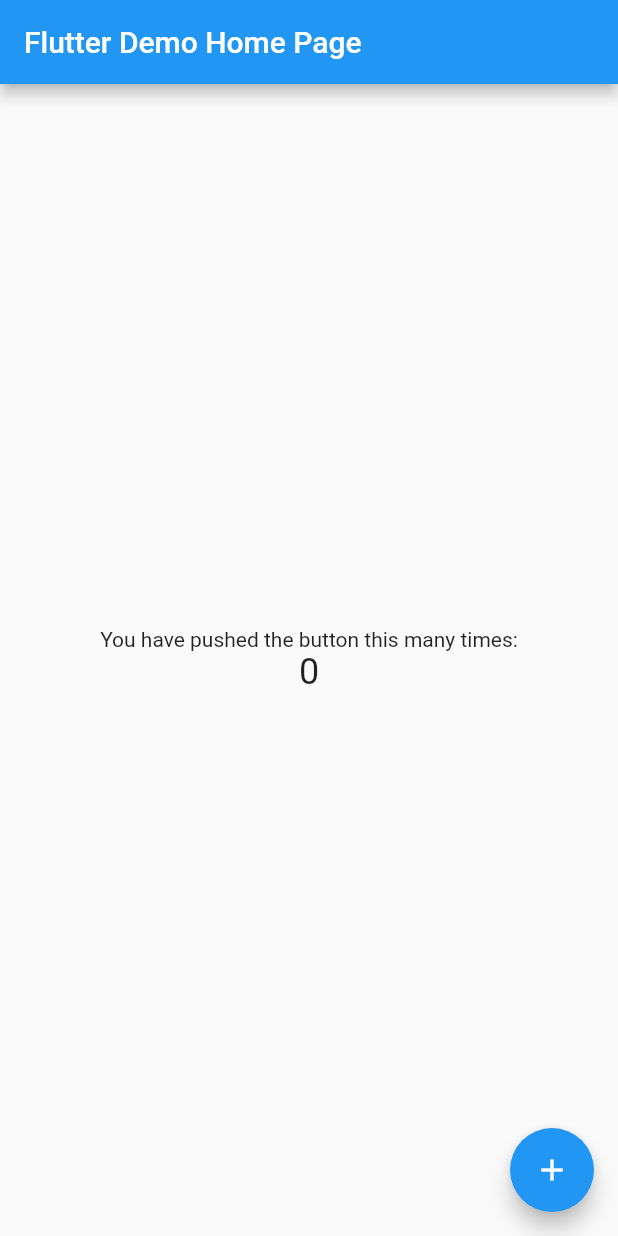
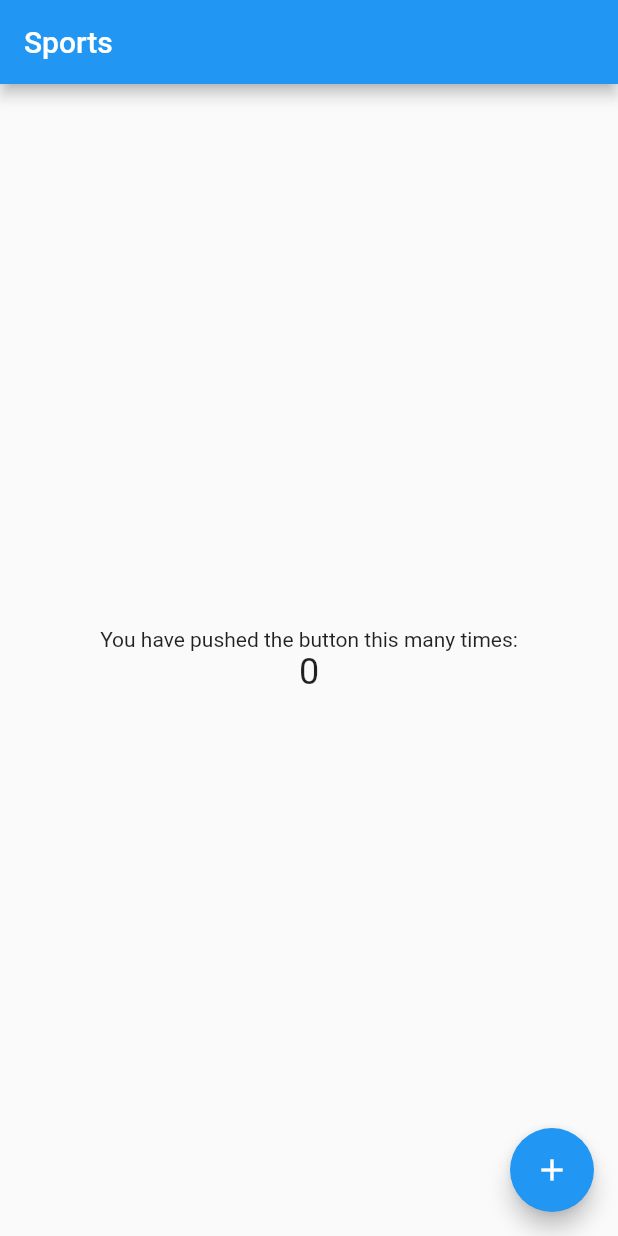
Before and after one commit to Terril/field-booking, a Flutter app: the screen it shows after launch, on a phone screen of 412 x 824 dp. Run offline on Flutter 3.47's test engine with Material 2 defaults, Android fonts, the phone set to English and light mode, and no system bars.

Commit message:
First successfull run for the flutter code

```diff
--- a/lib/main.dart
+++ b/lib/main.dart
@@ -7,7 +7,7 @@ class MyApp extends StatelessWidget {
   @override
   Widget build(BuildContext context) {
     return MaterialApp(
-      title: 'Flutter Demo',
+      title: 'Field Booking',
       theme: ThemeData(
         // This is the theme of your application.
         //
@@ -20,7 +20,7 @@ class MyApp extends StatelessWidget {
         // is not restarted.
         primarySwatch: Colors.blue,
       ),
-      home: MyHomePage(title: 'Flutter Demo Home Page'),
+      home: MyHomePage(title: 'Sports'),
     );
   }
 }
```
Also changed, not shown: 2 other files.
